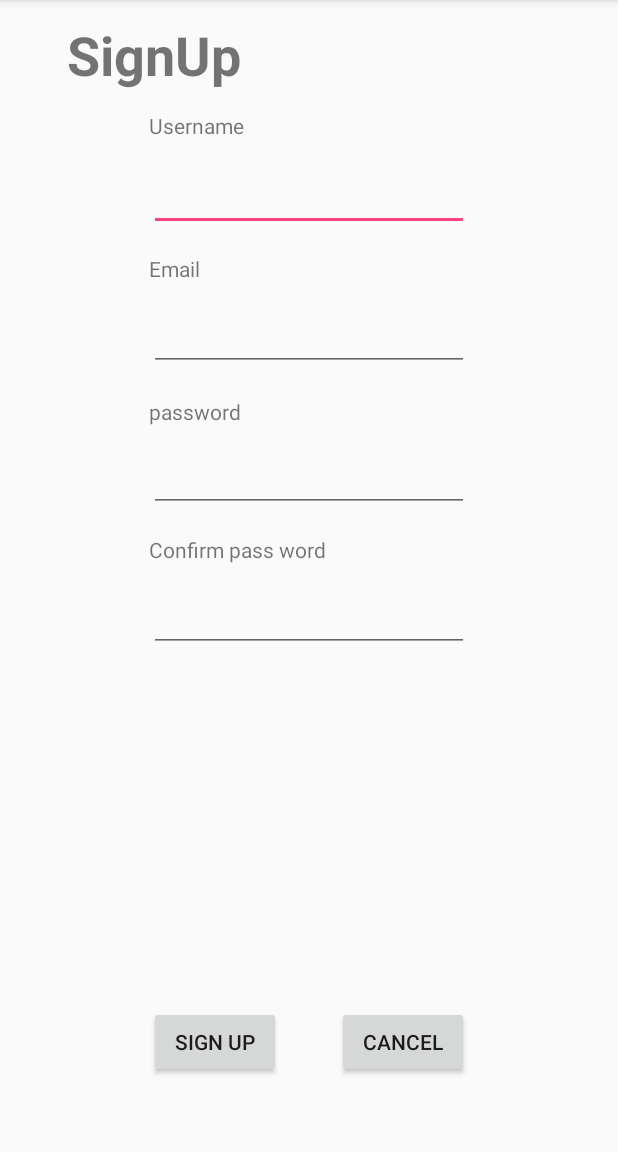
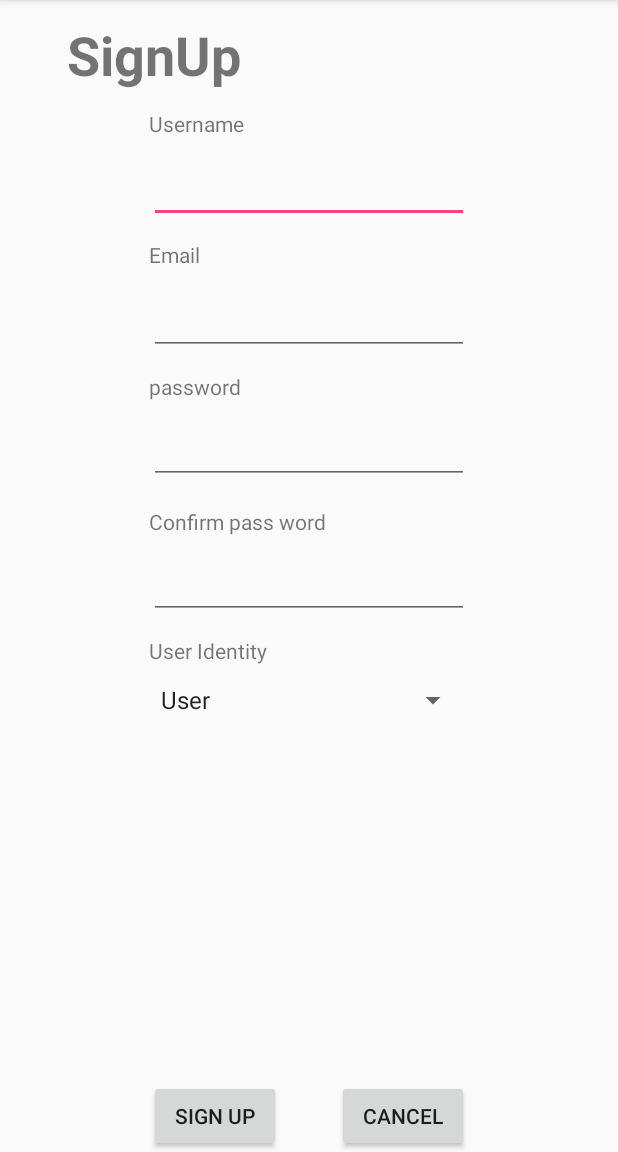
Before and after one commit to patrikperko/M1, an Android app: the activity_signup screen opened directly, with no data from a screen before it, on a phone screen of 412 x 824 dp, the part 84-1236 px from its top. Run offline under Robolectric (Android 15) with nearby library versions, the phone set to English and light mode, and no system bars.

Commit message:
RA-30
*User.java: add identity type
*activitiy_signup.xml: a spinner for the user to choose identity type
*activity_signup.java: check if there is empty input; set the 3 seconds popup for user who successfully register the account, then the account page will switch to main homepage; add the identity type checking.

```diff
--- a/app/src/main/res/layout/activity_signup.xml
+++ b/app/src/main/res/layout/activity_signup.xml
@@ -27,10 +27,10 @@
         android:text="Username"
         tools:layout_editor_absoluteX="85dp"
         tools:layout_editor_absoluteY="75dp"
+        android:layout_marginTop="12dp"
         android:layout_below="@+id/textView9"
-        android:layout_alignLeft="@+id/textView11"
-        android:layout_alignStart="@+id/textView11"
-        android:layout_marginTop="13dp" />
+        android:layout_alignLeft="@+id/usernameButton"
+        android:layout_alignStart="@+id/usernameButton" />
 
     <EditText
         android:id="@+id/usernameButton"
@@ -40,7 +40,7 @@
         android:inputType="textPersonName"
         tools:layout_editor_absoluteX="85dp"
         tools:layout_editor_absoluteY="100dp"
-        android:layout_marginTop="15dp"
+        android:layout_marginTop="11dp"
         android:layout_below="@+id/textView10"
         android:layout_alignLeft="@+id/emailButton"
         android:layout_alignStart="@+id/emailButton" />
@@ -52,7 +52,7 @@
         android:text="Email"
         tools:layout_editor_absoluteX="85dp"
         tools:layout_editor_absoluteY="152dp"
-        android:layout_marginTop="15dp"
+        android:layout_marginTop="11dp"
         android:layout_below="@+id/usernameButton"
         android:layout_alignLeft="@+id/usernameButton"
         android:layout_alignStart="@+id/usernameButton" />
@@ -64,7 +64,7 @@
         android:text="password"
         tools:layout_editor_absoluteX="85dp"
         tools:layout_editor_absoluteY="232dp"
-        android:layout_marginTop="17dp"
+        android:layout_marginTop="11dp"
         android:layout_below="@+id/emailButton"
         android:layout_alignLeft="@+id/emailButton"
         android:layout_alignStart="@+id/emailButton" />
@@ -77,7 +77,7 @@
         android:inputType="textPassword"
         tools:layout_editor_absoluteX="85dp"
         tools:layout_editor_absoluteY="258dp"
-        android:layout_marginTop="13dp"
+        android:layout_marginTop="10dp"
         android:layout_below="@+id/textView13"
         android:layout_alignLeft="@+id/textView13"
         android:layout_alignStart="@+id/textView13" />
@@ -102,7 +102,7 @@
         android:inputType="textPassword"
         tools:layout_editor_absoluteX="85dp"
         tools:layout_editor_absoluteY="345dp"
-        android:layout_marginTop="12dp"
+        android:layout_marginTop="10dp"
         android:layout_below="@+id/textView12"
         android:layout_alignLeft="@+id/textView12"
         android:layout_alignStart="@+id/textView12" />
@@ -111,13 +111,12 @@
         android:id="@+id/signButton"
         android:layout_width="wrap_content"
         android:layout_height="wrap_content"
-        android:layout_alignBaseline="@+id/cancelButton"
-        android:layout_alignBottom="@+id/cancelButton"
-        android:layout_alignLeft="@+id/confirmButton"
-        android:layout_alignStart="@+id/confirmButton"
         android:text="Sign Up"
         tools:layout_editor_absoluteX="85dp"
-        tools:layout_editor_absoluteY="406dp" />
+        tools:layout_editor_absoluteY="406dp"
+        android:layout_alignParentBottom="true"
+        android:layout_alignLeft="@+id/textView15"
+        android:layout_alignStart="@+id/textView15" />
 
     <Button
         android:id="@+id/cancelButton"
@@ -126,8 +125,8 @@
         android:text="Cancel"
         tools:layout_editor_absoluteX="209dp"
         tools:layout_editor_absoluteY="406dp"
-        android:layout_marginBottom="49dp"
-        android:layout_alignParentBottom="true"
+        android:layout_alignBaseline="@+id/signButton"
+        android:layout_alignBottom="@+id/signButton"
         android:layout_alignRight="@+id/confirmButton"
         android:layout_alignEnd="@+id/confirmButton" />
 
@@ -137,7 +136,28 @@
         android:layout_height="wrap_content"
         android:ems="10"
         android:inputType="textEmailAddress"
-        android:layout_marginTop="13dp"
+        android:layout_marginTop="12dp"
         android:layout_below="@+id/textView11"
         android:layout_centerHorizontal="true" />
+
+    <TextView
+        android:id="@+id/textView15"
+        android:layout_width="wrap_content"
+        android:layout_height="wrap_content"
+        android:layout_alignLeft="@+id/confirmButton"
+        android:layout_alignStart="@+id/confirmButton"
+        android:layout_below="@+id/confirmButton"
+        android:layout_marginTop="11dp"
+        android:text="User Identity" />
+
+    <Spinner
+        android:id="@+id/spinner2"
+        android:layout_width="match_parent"
+        android:layout_height="wrap_content"
+        android:layout_below="@+id/textView15"
+        android:layout_marginTop="11dp"
+        android:layout_alignLeft="@+id/textView15"
+        android:layout_alignStart="@+id/textView15"
+        android:layout_alignRight="@+id/cancelButton"
+        android:layout_alignEnd="@+id/cancelButton" />
 </RelativeLayout>
```
Also changed, not shown: app/src/main/java/edu/gatech/cs1332/ratattack/controller/activity_signup.java (+32 -10 lines), app/src/main/java/edu/gatech/cs1332/ratattack/model/User.java (+11 -2 lines), 1 other file.
